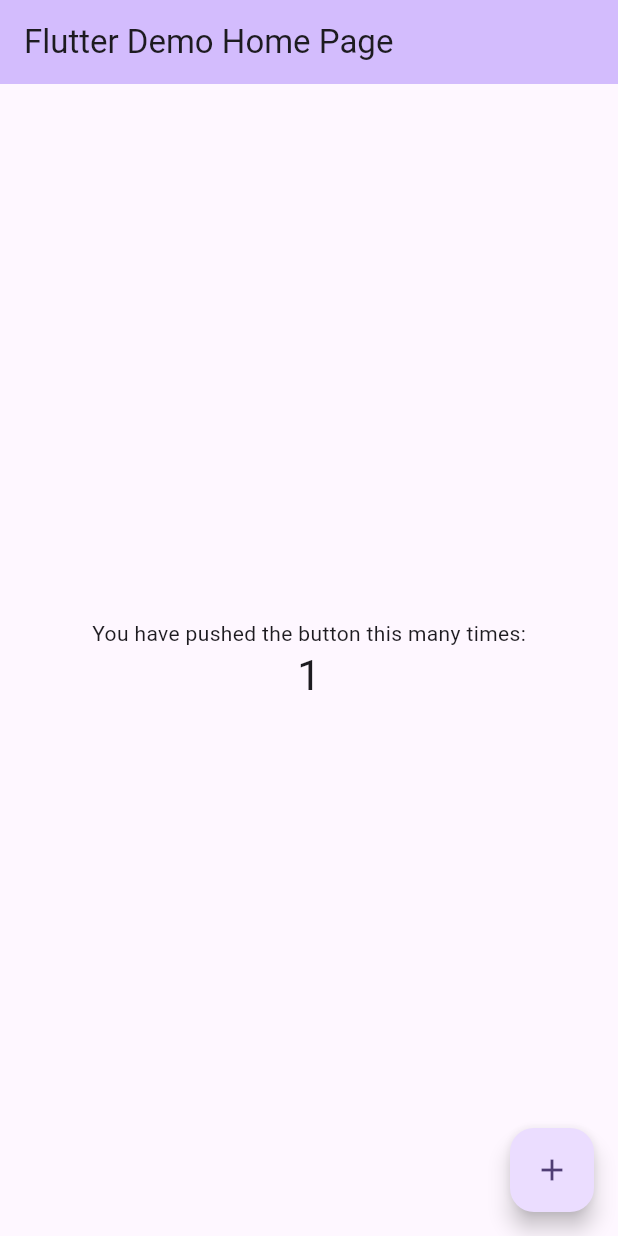
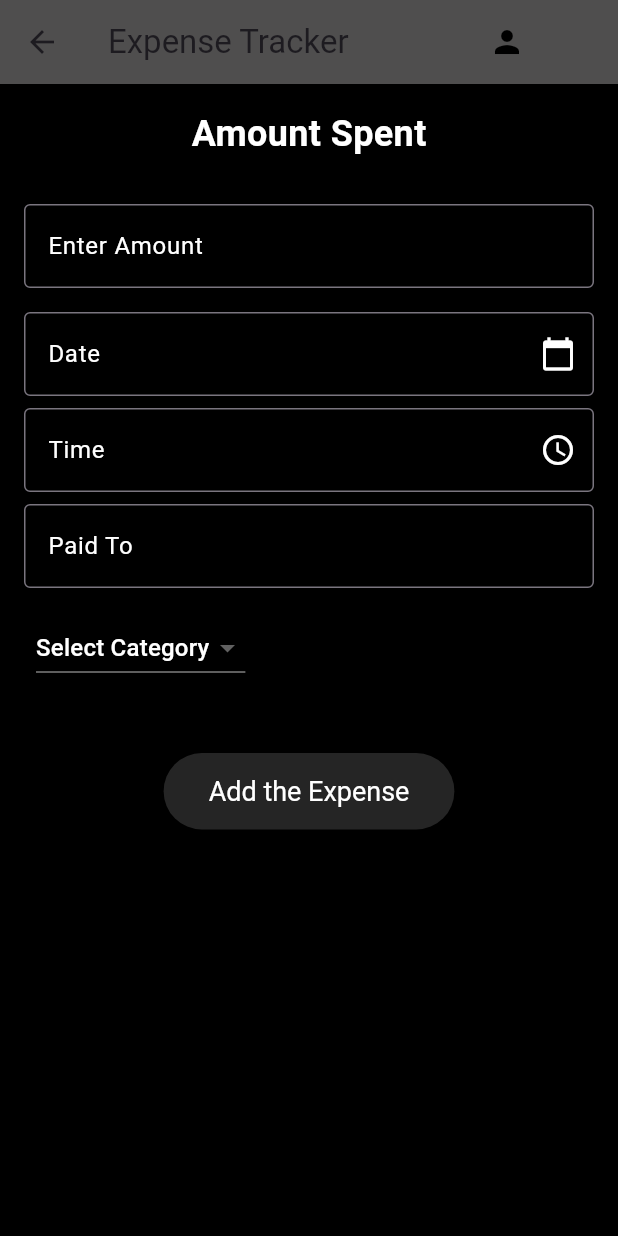
Before and after one commit to Nikitha-Pillai/ExpenseTracker-1, a Flutter app: the screen it shows after launch, after a tap on the "add" icon, on a phone screen of 412 x 824 dp. Run offline on Flutter 3.47's test engine with Material 3 defaults, Android fonts, the light colour scheme and no system bars.

Commit message:
expdart added

```diff
--- /dev/null
+++ b/lib/exp.dart
@@ -0,0 +1,252 @@
+import 'dart:collection';
+import 'package:flutter/material.dart';
+
+void main() {
+  runApp(const ExpenseTrackerApp());
+}
+
+class ExpenseTrackerApp extends StatelessWidget {
+  const ExpenseTrackerApp({super.key});
+
+  @override
+  Widget build(BuildContext context) {
+    return const MaterialApp(
+      title: 'Expense Tracker',
+      home: ExpenseTrackerScreen(),
+    );
+  }
+}
+
+class ExpenseTrackerScreen extends StatefulWidget {
+  const ExpenseTrackerScreen({super.key});
+
+  @override
+  ExpenseTrackerScreenState createState() => ExpenseTrackerScreenState();
+}
+
+class ExpenseTrackerScreenState extends State<ExpenseTrackerScreen> {
+  IconLabel? selectedCategory;
+  final TextEditingController categoryController = TextEditingController();
+  TextEditingController dateController = TextEditingController();
+  TextEditingController timeController = TextEditingController();
+
+  Future<void> _selectDate(BuildContext context) async {
+    final DateTime? picked = await showDatePicker(
+      context: context,
+      initialDate: DateTime.now(),
+      firstDate: DateTime(2000),
+      lastDate: DateTime(2101),
+    );
+    if (picked != null) {
+      setState(() {
+        dateController.text =
+            "${picked.toLocal()}".split(' ')[0]; // Format the date as needed
+      });
+    }
+  }
+
+  Future<void> _selectTime(BuildContext context) async {
+    final TimeOfDay? picked = await showTimePicker(
+      context: context,
+      initialTime: TimeOfDay.now(),
+    );
+    if (picked != null) {
+      setState(() {
+        timeController.text = picked.format(context);
+      });
+    }
+  }
+
+  void _addExpense() {
+
+  }
+
+  @override
+  Widget build(BuildContext context) {
+    return Scaffold(
+      appBar: AppBar(
+        backgroundColor: const Color.fromARGB(255, 79, 78, 78),
+        title: const Text('Expense Tracker'),
+        actions: [
+          Padding(
+            padding: const EdgeInsets.only(right: 50.0),
+            child: IconButton(
+              icon: const Icon(Icons.person, color: Colors.black),
+              onPressed: () {
+                // Add profile navigation logic here
+              },
+            ),
+          ),
+        ],
+      ),
+      body: Container(
+        color: Colors.black,
+        child: Padding(
+          padding: const EdgeInsets.all(16.0),
+          child: Column(
+            crossAxisAlignment: CrossAxisAlignment.start,
+            children: [
+              const Center(
+                child: Text(
+                  'Amount Spent',
+                  style: TextStyle(
+                    fontSize: 24,
+                    fontWeight: FontWeight.bold,
+                    color: Colors.white,
+                  ),
+                ),
+              ),
+              const SizedBox(height: 30),
+              const TextField(
+                keyboardType: TextInputType.number,
+                style: TextStyle(color: Colors.white),
+                decoration: InputDecoration(
+                  labelText: 'Enter Amount',
+                  labelStyle: TextStyle(color: Colors.white),
+                  hintStyle: TextStyle(color: Colors.white),
+                  border: OutlineInputBorder(),
+                  focusedBorder: OutlineInputBorder(
+                    borderSide: BorderSide(color: Colors.white),
+                  ),
+                ),
+              ),
+              const SizedBox(height: 16),
+              TextField(
+                controller: dateController,
+                style: const TextStyle(color: Colors.white),
+                decoration: InputDecoration(
+                  labelText: 'Date',
+                  labelStyle: const TextStyle(color: Colors.white),
+                  hintStyle: const TextStyle(color: Colors.white),
+                  border: const OutlineInputBorder(),
+                  focusedBorder: const OutlineInputBorder(
+                    borderSide: BorderSide(color: Colors.white),
+                  ),
+                  suffixIcon: IconButton(
+                    icon: const Icon(Icons.calendar_today),
+                    color: Colors.white,
+                    onPressed: () => _selectDate(context), // Date picker appears immediately
+                  ),
+                ),
+                readOnly: true, // Make field read-only, so the date picker triggers
+                onTap: () => _selectDate(context), // Trigger date picker when field is tapped
+              ),
+              const SizedBox(height: 8),
+              TextField(
+                controller: timeController,
+                style: const TextStyle(color: Colors.white),
+                decoration: InputDecoration(
+                  labelText: 'Time',
+                  labelStyle: const TextStyle(color: Colors.white),
+                  hintStyle: const TextStyle(color: Colors.white),
+                  border: const OutlineInputBorder(),
+                  focusedBorder: const OutlineInputBorder(
+                    borderSide: BorderSide(color: Colors.white),
+                  ),
+                  suffixIcon: IconButton(
+                    icon: const Icon(Icons.access_time),
+                    color: Colors.white,
+                    onPressed: () => _selectTime(context), // Time picker appears immediately
+                  ),
+                ),
+                readOnly: true, // Make field read-only, so the time picker triggers
+                onTap: () => _selectTime(context), // Trigger time picker when field is tapped
+              ),
+              const SizedBox(height: 8),
+              const TextField(
+                style: TextStyle(color: Colors.white),
+                decoration: InputDecoration(
+                  labelText: 'Paid To',
+                  labelStyle: TextStyle(color: Colors.white),
+                  hintStyle: TextStyle(color: Colors.white),
+                  border: OutlineInputBorder(),
+                  focusedBorder: OutlineInputBorder(
+                    borderSide: BorderSide(color: Colors.white),
+                  ),
+                ),
+              ),
+              const SizedBox(height: 16),
+              Row(
+                children: [
+                  const SizedBox(width: 8),
+                  DropdownButton<IconLabel>(
+                    value: selectedCategory,
+                    hint: const Text(
+                      'Select Category',
+                      style: TextStyle(color: Colors.white),
+                    ),
+                    items: IconLabel.entries
+                        .map(
+                          (entry) => DropdownMenuItem<IconLabel>(
+                            value: entry.value,
+                            child: Row(
+                              children: [
+                                Icon(entry.value.icon, color: Colors.white),
+                                const SizedBox(width: 10),
+                                Text(
+                                  entry.value.label,
+                                  style: const TextStyle(color: Colors.white),
+                                ),
+                              ],
+                            ),
+                          ),
+                        )
+                        .toList(),
+                    onChanged: (IconLabel? category) {
+                      setState(() {
+                        selectedCategory = category;
+                      });
+                    },
+                    dropdownColor: Colors.black,
+                  ),
+                ],
+              ),
+              const SizedBox(height: 16),
+              if (selectedCategory != null)
+                Text(
+                  'Selected Category: ${selectedCategory?.label}',
+                  style: const TextStyle(color: Colors.white, fontSize: 16),
+                ),
+              const SizedBox(height: 30),
+              Center(
+                child: ElevatedButton(
+                  onPressed: _addExpense,
+                  style: ElevatedButton.styleFrom(
+                    backgroundColor: const Color.fromARGB(255, 37, 37, 37), // Button color
+                    padding: const EdgeInsets.symmetric(horizontal: 30, vertical: 15),
+                    textStyle: const TextStyle(fontSize: 18),
+                  ),
+                  child: const Text('Add the Expense',style: TextStyle(color: Colors.white),),
+                ),
+              ),
+            ],
+          ),
+        ),
+      ),
+    );
+  }
+}
+
+enum IconLabel {
+  food('Food', Icons.food_bank),
+  transport('Transport', Icons.directions_bus),
+  shopping('Shopping', Icons.shopping_bag),
+  health('Health', Icons.local_hospital),
+  bills('Bills', Icons.receipt_long),
+  others('Others', Icons.miscellaneous_services);
+
+  const IconLabel(this.label, this.icon);
+  final String label;
+  final IconData icon;
+
+  static final List<DropdownMenuEntry<IconLabel>> entries =
+      UnmodifiableListView(
+    values.map<DropdownMenuEntry<IconLabel>>(
+      (IconLabel iconLabel) => DropdownMenuEntry<IconLabel>(
+        value: iconLabel,
+        label: iconLabel.label,
+        leadingIcon: Icon(iconLabel.icon),
+      ),
+    ),
+  );
+}
--- a/lib/main.dart
+++ b/lib/main.dart
@@ -1,4 +1,6 @@
+import 'package:expense_tracker_1/exp.dart';
 import 'package:flutter/material.dart';
+// Example path
 
 void main() {
   runApp(const MyApp());
@@ -55,18 +57,8 @@
 }
 
 class _MyHomePageState extends State<MyHomePage> {
-  int _counter = 0;
+  final int _counter = 0;
 
-  void _incrementCounter() {
-    setState(() {
-      // This call to setState tells the Flutter framework that something has
-      // changed in this State, which causes it to rerun the build method below
-      // so that the display can reflect the updated values. If we changed
-      // _counter without calling setState(), then the build method would not be
-      // called again, and so nothing would appear to happen.
-      _counter++;
-    });
-  }
 
   @override
   Widget build(BuildContext context) {
@@ -116,7 +108,9 @@
         ),
       ),
       floatingActionButton: FloatingActionButton(
-        onPressed: _incrementCounter,
+        onPressed: (){
+          Navigator.push(context, MaterialPageRoute(builder: (context)=>const ExpenseTrackerScreen()));
+        },
         tooltip: 'Increment',
         child: const Icon(Icons.add),
       ), // This trailing comma makes auto-formatting nicer for build methods.
```
Also changed, not shown: pubspec.lock, 1 other file.
